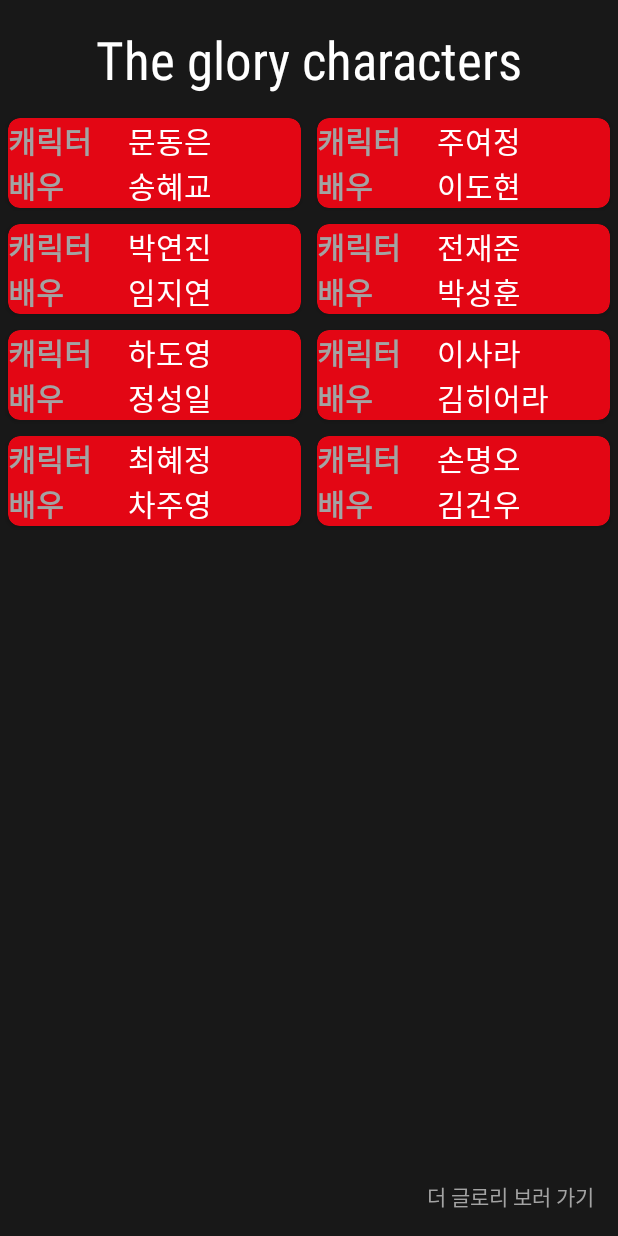
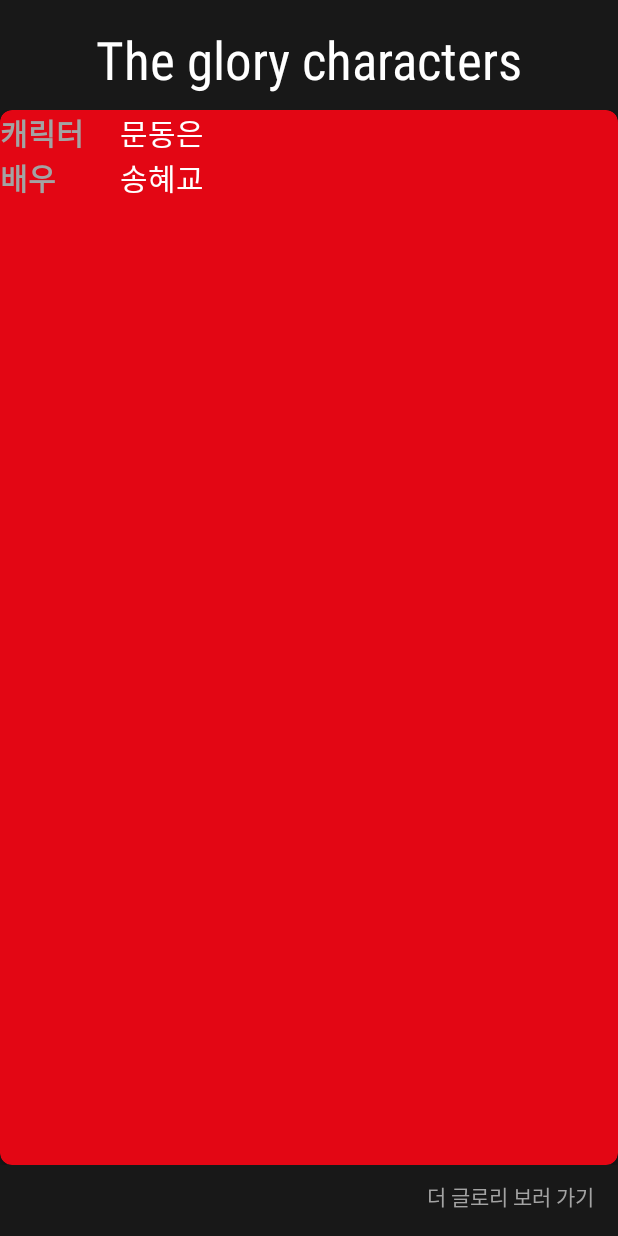
Before and after one commit to changs97/TheGloryCharacters, an Android app: the screen it shows after launch (MainActivity), on a phone screen of 412 x 824 dp. Run offline under Robolectric (Android 15) with nearby library versions, the phone set to English and light mode, and no system bars; our stand-ins replace Timber, data binding; pictures from the network do not load.

Commit message:
프로젝트 구조 변경

```diff
--- a/app/src/main/java/com/changs/theglorycharacters/binding/BindingAdapters.kt
+++ b/app/src/main/java/com/changs/theglorycharacters/binding/BindingAdapters.kt
@@ -10,7 +10,7 @@ import com.changs.theglorycharacters.ui.custom.CharacterView
 
 
 @BindingAdapter("items")
-fun RecyclerView.setItems(list: List<Character>?) {
+fun ViewPager2.setItems(list: List<Character>?) {
     list ?: return
 
     adapter?.let {
--- a/app/src/main/java/com/changs/theglorycharacters/ui/MainActivity.kt
+++ b/app/src/main/java/com/changs/theglorycharacters/ui/MainActivity.kt
@@ -24,6 +24,5 @@ class MainActivity : BaseActivity<ActivityMainBinding>(R.layout.activity_main) {
         binding.lifecycleOwner = this
         binding.viewModel = viewModel
 
-
     }
 }
--- a/app/src/main/java/com/changs/theglorycharacters/ui/fragment/HomeFragment.kt
+++ b/app/src/main/java/com/changs/theglorycharacters/ui/fragment/HomeFragment.kt
@@ -26,8 +26,10 @@ class HomeFragment : BaseFragment<FragmentHomeBinding>(R.layout.fragment_home),
         binding.viewModel = viewModel
 
 
-        binding.homeRecycler.adapter = CharacterAdapter(this@HomeFragment)
+        binding.homePager.adapter = CharacterAdapter(this@HomeFragment)
+
         (view.parent as? ViewGroup)?.doOnPreDraw {
+            binding.homePager.setCurrentItem(viewModel.currentItemPosition, false)
             startPostponedEnterTransition()
         }
     }
@@ -45,4 +47,9 @@ class HomeFragment : BaseFragment<FragmentHomeBinding>(R.layout.fragment_home),
         )
     }
 
+    override fun onDestroyView() {
+        viewModel.currentItemPosition = binding.homePager.currentItem
+        super.onDestroyView()
+    }
+
 }
--- a/app/src/main/java/com/changs/theglorycharacters/viewmodel/MainViewModel.kt
+++ b/app/src/main/java/com/changs/theglorycharacters/viewmodel/MainViewModel.kt
@@ -9,6 +9,8 @@ class MainViewModel : ViewModel() {
     private val _characters = MutableLiveData<List<Character>>()
     val characters: LiveData<List<Character>>
         get() = _characters
+
+    var currentItemPosition = 0
 
     init {
         _characters.value = getCharacter()
--- a/app/src/main/res/layout/character_item.xml
+++ b/app/src/main/res/layout/character_item.xml
@@ -13,16 +13,14 @@
     <androidx.cardview.widget.CardView
         android:backgroundTint="@color/red"
         app:cardCornerRadius="8dp"
-        android:layout_margin="5dp"
         android:layout_width="match_parent"
-        android:layout_height="wrap_content">
+        android:layout_height="match_parent">
         <com.changs.theglorycharacters.ui.custom.CharacterView
             android:id="@+id/character_item_view"
             android:layout_width="match_parent"
             app:characterNameColor="@color/white"
             app:actorNameColor="@color/white"
             android:layout_height="wrap_content"
-
             character="@{item}"/>
     </androidx.cardview.widget.CardView>
 </layout>
--- a/app/src/main/res/layout/fragment_home.xml
+++ b/app/src/main/res/layout/fragment_home.xml
@@ -28,15 +28,13 @@
             app:layout_constraintStart_toStartOf="parent"
             app:layout_constraintTop_toTopOf="parent" />
 
-        <androidx.recyclerview.widget.RecyclerView
-            android:id="@+id/home_recycler"
+        <androidx.viewpager2.widget.ViewPager2
+            android:id="@+id/home_pager"
             items="@{viewModel.characters}"
             android:layout_width="0dp"
             android:layout_height="0dp"
             android:layout_marginVertical="10dp"
-            app:layoutManager="androidx.recyclerview.widget.GridLayoutManager"
-            app:spanCount="2"
-            android:orientation="vertical"
+            android:orientation="horizontal"
             app:layout_constraintBottom_toTopOf="@+id/home_txt_see"
             app:layout_constraintEnd_toEndOf="parent"
             app:layout_constraintStart_toStartOf="parent"
```
